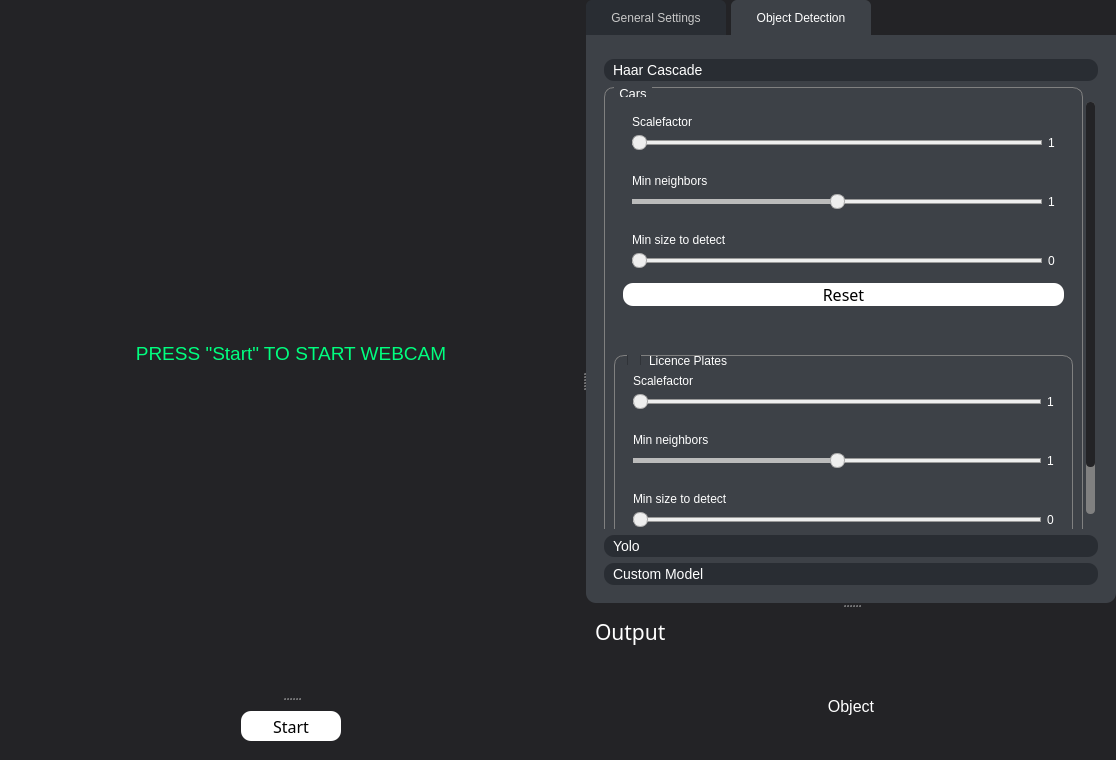
First picture: the form in GUI/ui_mainPage.ui, repository Tobias-Mauritzon/DAT067, before the edit.
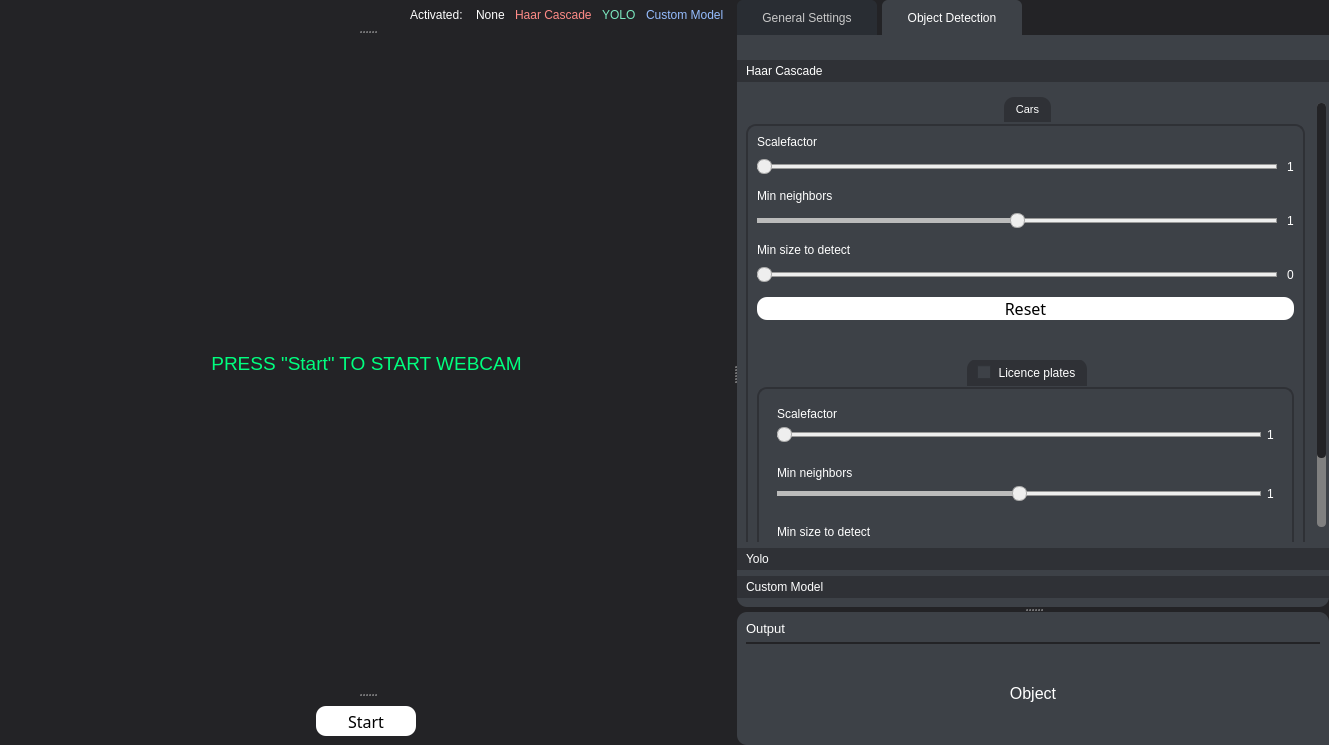
Second picture: the form after the edit. The open tabs and pages were chosen to show the change.

```diff
--- a/GUI/ui_mainPage.ui
+++ b/GUI/ui_mainPage.ui
@@ -6,8 +6,8 @@
    <rect>
     <x>0</x>
     <y>0</y>
-    <width>1116</width>
-    <height>760</height>
+    <width>1329</width>
+    <height>745</height>
    </rect>
   </property>
   <property name="windowTitle">
@@ -35,7 +35,10 @@
 	background-color: #bcbcbc;
 }</string>
   </property>
-  <layout class="QGridLayout" name="gridLayout">
+  <layout class="QHBoxLayout" name="horizontalLayout">
+   <property name="spacing">
+    <number>0</number>
+   </property>
    <property name="leftMargin">
     <number>0</number>
    </property>
@@ -48,11 +51,8 @@
    <property name="bottomMargin">
     <number>0</number>
    </property>
-   <item row="0" column="0">
+   <item>
     <widget class="QSplitter" name="Splitter_frame">
-     <property name="styleSheet">
-      <string notr="true"/>
-     </property>
      <property name="orientation">
       <enum>Qt::Horizontal</enum>
      </property>
@@ -81,12 +81,146 @@
       <property name="frameShadow">
        <enum>QFrame::Raised</enum>
       </property>
-      <layout class="QVBoxLayout" name="verticalLayout_15">
+      <layout class="QVBoxLayout" name="verticalLayout">
+       <property name="topMargin">
+        <number>0</number>
+       </property>
        <item>
-        <widget class="QSplitter" name="splitter">
+        <widget class="QSplitter" name="Splitter_cameraFrame">
          <property name="orientation">
           <enum>Qt::Vertical</enum>
          </property>
+         <widget class="QFrame" name="frame_3">
+          <property name="sizePolicy">
+           <sizepolicy hsizetype="Preferred" vsizetype="Fixed">
+            <horstretch>0</horstretch>
+            <verstretch>0</verstretch>
+           </sizepolicy>
+          </property>
+          <property name="minimumSize">
+           <size>
+            <width>0</width>
+            <height>30</height>
+           </size>
+          </property>
+          <property name="maximumSize">
+           <size>
+            <width>16777215</width>
+            <height>30</height>
+           </size>
+          </property>
+          <property name="font">
+           <font>
+            <family>Segoe UI</family>
+           </font>
+          </property>
+          <property name="layoutDirection">
+           <enum>Qt::LeftToRight</enum>
+          </property>
+          <property name="styleSheet">
+           <string notr="true"/>
+          </property>
+          <property name="frameShape">
+           <enum>QFrame::StyledPanel</enum>
+          </property>
+          <property name="frameShadow">
+           <enum>QFrame::Raised</enum>
+          </property>
+          <layout class="QHBoxLayout" name="horizontalLayout_3">
+           <property name="spacing">
+            <number>10</number>
+           </property>
+           <property name="leftMargin">
+            <number>0</number>
+           </property>
+           <property name="topMargin">
+            <number>0</number>
+           </property>
+           <property name="rightMargin">
+            <number>0</number>
+           </property>
+           <property name="bottomMargin">
+            <number>0</number>
+           </property>
+           <item>
+            <spacer name="horizontalSpacer">
+             <property name="orientation">
+              <enum>Qt::Horizontal</enum>
+             </property>
+             <property name="sizeHint" stdset="0">
+              <size>
+               <width>40</width>
+               <height>20</height>
+              </size>
+             </property>
+            </spacer>
+           </item>
+           <item>
+            <widget class="QLabel" name="label_4">
+             <property name="font">
+              <font>
+               <family>Segoe UI</family>
+              </font>
+             </property>
+             <property name="text">
+              <string>Activated: </string>
+             </property>
+            </widget>
+           </item>
+           <item>
+            <widget class="QLabel" name="label_active_None">
+             <property name="text">
+              <string>None</string>
+             </property>
+            </widget>
+           </item>
+           <item>
+            <widget class="QLabel" name="label_active_HC">
+             <property name="font">
+              <font>
+               <family>Segoe UI</family>
+              </font>
+             </property>
+             <property name="styleSheet">
+              <string notr="true">color: #FF8B87;</string>
+             </property>
+             <property name="text">
+              <string>Haar Cascade</string>
+             </property>
+            </widget>
+           </item>
+           <item>
+            <widget class="QLabel" name="label_active_YOLO">
+             <property name="font">
+              <font>
+               <family>Segoe UI</family>
+              </font>
+             </property>
+             <property name="styleSheet">
+              <string notr="true">color: #7BE8BF;</string>
+             </property>
+             <property name="text">
+              <string>YOLO</string>
+             </property>
+            </widget>
+           </item>
+           <item>
+            <widget class="QLabel" name="label_active_CM">
+             <property name="font">
+              <font>
+               <family>Segoe UI</family>
+              </font>
+             </property>
+             <property name="styleSheet">
+              <string notr="true">color: #95BDFF;</string>
+             </property>
+             <property name="text">
+              <string>Custom Model</string>
+             </property>
+            </widget>
+           </item>
+          </layout>
+         </widget>
          <widget class="QLabel" name="image_label">
           <property name="enabled">
            <bool>true</bool>
@@ -131,9 +265,9 @@
            <number>0</number>
           </property>
          </widget>
-         <widget class="QFrame" name="frame_8">
+         <widget class="QFrame" name="frame_4">
           <property name="sizePolicy">
-           <sizepolicy hsizetype="Preferred" vsizetype="Preferred">
+           <sizepolicy hsizetype="Minimum" vsizetype="Minimum">
             <horstretch>0</horstretch>
             <verstretch>0</verstretch>
            </sizepolicy>
@@ -141,7 +275,7 @@
           <property name="maximumSize">
            <size>
             <width>16777215</width>
-            <height>50</height>
+            <height>39</height>
            </size>
           </property>
           <property name="frameShape">
@@ -150,8 +284,23 @@
           <property name="frameShadow">
            <enum>QFrame::Raised</enum>
           </property>
-          <layout class="QVBoxLayout" name="verticalLayout">
-           <item alignment="Qt::AlignHCenter">
+          <layout class="QHBoxLayout" name="horizontalLayout_2">
+           <property name="spacing">
+            <number>0</number>
+           </property>
+           <property name="leftMargin">
+            <number>0</number>
+           </property>
+           <property name="topMargin">
+            <number>9</number>
+           </property>
+           <property name="rightMargin">
+            <number>0</number>
+           </property>
+           <property name="bottomMargin">
+            <number>0</number>
+           </property>
+           <item>
             <widget class="QPushButton" name="Button_startCam">
              <property name="sizePolicy">
               <sizepolicy hsizetype="Fixed" vsizetype="Fixed">
@@ -165,6 +314,12 @@
                <height>30</height>
               </size>
              </property>
+             <property name="maximumSize">
+              <size>
+               <width>100</width>
+               <height>30</height>
+              </size>
+             </property>
              <property name="font">
               <font>
                <family>Rockwell</family>
@@ -340,6 +495,12 @@
                <height>0</height>
               </size>
              </property>
+             <property name="font">
+              <font>
+               <family>Segoe UI</family>
+               <pointsize>8</pointsize>
+              </font>
+             </property>
              <property name="autoFillBackground">
               <bool>false</bool>
              </property>
@@ -388,6 +549,9 @@
 	background-color: rgb(61, 65, 71);
 	color: white;
 }
+QFrame{
+	border-radius:10;
+}
 
 /* VERTICAL SCROLLBAR */
 QScrollBar:vertical
@@ -487,17 +651,30 @@
 border-radius: 7px;
 }
 
-QGroupBox {
-    border: 1px solid gray;
-	border-radius:10;
-    margin-top: 0.5em;
-}
-
-QGroupBox::title {
+QLabel{
+	background-color: #2F3136;
 	color: white;
-	subcontrol-origin: margin;
-    left: 10px;
-    padding: -3 3px 0 3px;
+	border-radius:0;
+	padding:5px;
+}
+
+QRadioButton{
+	background-color: transparent;
+}
+
+QGroupBox {
+	border: 1px solid;
+    border-color: transparent;
+	background-color: transparent;
+	border-radius:10;
+	padding-top:15px; 
+	margin-top:-15px
+}
+
+QRadioButton::indicator
+{
+	width : 20px;
+	height : 20px;
 }
 
 QFrame{
@@ -513,7 +690,19 @@
                   <enum>QFrame::Raised</enum>
                  </property>
                  <layout class="QVBoxLayout" name="verticalLayout_3">
+                  <property name="spacing">
+                   <number>6</number>
+                  </property>
                   <property name="leftMargin">
+                   <number>0</number>
+                  </property>
+                  <property name="topMargin">
+                   <number>25</number>
+                  </property>
+                  <property name="rightMargin">
+                   <number>0</number>
+                  </property>
+                  <property name="bottomMargin">
                    <number>9</number>
                   </property>
                   <item>
@@ -559,8 +748,8 @@
                       <rect>
                        <x>0</x>
                        <y>0</y>
-                       <width>538</width>
-                       <height>548</height>
+                       <width>611</width>
+                       <height>526</height>
                       </rect>
                      </property>
                      <property name="sizePolicy">
@@ -573,6 +762,21 @@
                       <string notr="true"/>
                      </property>
                      <layout class="QVBoxLayout" name="verticalLayout_4">
+                      <property name="spacing">
+                       <number>15</number>
+                      </property>
+                      <property name="leftMargin">
+                       <number>0</number>
+                      </property>
+                      <property name="topMargin">
+                       <number>0</number>
+                      </property>
+                      <property name="rightMargin">
+                       <number>0</number>
+                      </property>
+                      <property name="bottomMargin">
+                       <number>0</number>
+                      </property>
                       <item alignment="Qt::AlignTop">
                        <widget class="QFrame" name="frame_2">
                         <property name="minimumSize">
@@ -598,7 +802,7 @@
                         </property>
                         <layout class="QVBoxLayout" name="verticalLayout_5">
                          <property name="spacing">
-                          <number>10</number>
+                          <number>5</number>
                          </property>
                          <property name="leftMargin">
                           <number>0</number>
@@ -613,57 +817,104 @@
                           <number>0</number>
                          </property>
                          <item>
-                          <widget class="QGroupBox" name="groupBox_5">
+                          <widget class="QLabel" name="label">
                            <property name="font">
                             <font>
-                             <pointsize>10</pointsize>
+                             <family>Segoe UI</family>
+                             <pointsize>8</pointsize>
                             </font>
                            </property>
-                           <property name="title">
+                           <property name="styleSheet">
+                            <string notr="true"/>
+                           </property>
+                           <property name="text">
                             <string>Frame Rate</string>
                            </property>
+                          </widget>
+                         </item>
+                         <item>
+                          <widget class="QGroupBox" name="groupBox_5">
+                           <property name="title">
+                            <string/>
+                           </property>
                            <layout class="QVBoxLayout" name="verticalLayout_13">
                             <property name="spacing">
                              <number>15</number>
                             </property>
+                            <property name="leftMargin">
+                             <number>9</number>
+                            </property>
                             <property name="topMargin">
-                             <number>20</number>
+                             <number>9</number>
                             </property>
                             <item>
                              <widget class="QRadioButton" name="radioButton_showFrameRate">
+                              <property name="font">
+                               <font>
+                                <family>Segoe UI</family>
+                                <pointsize>8</pointsize>
+                                <kerning>false</kerning>
+                               </font>
+                              </property>
                               <property name="styleSheet">
                                <string notr="true"/>
                               </property>
                               <property name="text">
                                <string>Show frame rate</string>
                               </property>
+                              <property name="iconSize">
+                               <size>
+                                <width>16</width>
+                                <height>16</height>
+                               </size>
+                              </property>
                              </widget>
                             </item>
                            </layout>
                           </widget>
                          </item>
                          <item>
-                          <widget class="QGroupBox" name="groupBox">
+                          <widget class="QLabel" name="label_3">
                            <property name="font">
                             <font>
-                             <pointsize>10</pointsize>
+                             <family>Segoe UI</family>
+                             <pointsize>8</pointsize>
                             </font>
                            </property>
                            <property name="styleSheet">
                             <string notr="true"/>
                            </property>
-                           <property name="title">
+                           <property name="text">
                             <string>Resolution</string>
                            </property>
+                          </widget>
+                         </item>
+                         <item>
+                          <widget class="QGroupBox" name="groupBox">
+                           <property name="styleSheet">
+                            <string notr="true"/>
+                           </property>
+                           <property name="title">
+                            <string/>
+                           </property>
                            <layout class="QVBoxLayout" name="verticalLayout_11">
                             <property name="spacing">
                              <number>15</number>
                             </property>
+                            <property name="leftMargin">
+                             <number>9</number>
+                            </property>
                             <property name="topMargin">
-                             <number>20</number>
+                             <number>9</number>
                             </property>
                             <item>
                              <widget class="QRadioButton" name="radioButton_res_0">
+                              <property name="font">
+                               <font>
+                                <family>Segoe UI</family>
+                                <pointsize>8</pointsize>
+                               </font>
+                              </property>
                               <property name="styleSheet">
                                <string notr="true"/>
                               </property>
@@ -674,6 +925,12 @@
                             </item>
                             <item>
                              <widget class="QRadioButton" name="radioButton_res_1">
+                              <property name="font">
+                               <font>
+                                <family>Segoe UI</family>
+                                <pointsize>8</pointsize>
+                               </font>
+                              </property>
                               <property name="styleSheet">
                                <string notr="true"/>
                               </property>
@@ -684,6 +941,12 @@
                             </item>
                             <item>
                              <widget class="QRadioButton" name="radioButton_res_2">
+                              <property name="font">
+                               <font>
+                                <family>Segoe UI</family>
+                                <pointsize>8</pointsize>
+                               </font>
+                              </property>
                               <property name="styleSheet">
                                <string notr="true"/>
                               </property>
@@ -697,6 +960,12 @@
                             </item>
                             <item>
                              <widget class="QRadioButton" name="radioButton_res_3">
+                              <property name="font">
+                               <font>
+                                <family>Segoe UI</family>
+                                <pointsize>8</pointsize>
+                               </font>
+                              </property>
                               <property name="styleSheet">
                                <string notr="true"/>
                               </property>
@@ -707,6 +976,12 @@
                             </item>
                             <item>
                              <widget class="QRadioButton" name="radioButton_res_4">
+                              <property name="font">
+                               <font>
+                                <family>Segoe UI</family>
+                                <pointsize>8</pointsize>
+                               </font>
+                              </property>
                               <property name="styleSheet">
                                <string notr="true"/>
                               </property>
@@ -760,6 +1035,7 @@
 	background-color: rgb(61, 65, 71);
 	color: white;
 }
+
 QFrame{
 	border-top-left-radius:0;
 	border-top-right-radius:0;
@@ -819,7 +1095,19 @@
                   <enum>QFrame::Raised</enum>
                  </property>
                  <layout class="QVBoxLayout" name="verticalLayout_17">
+                  <property name="spacing">
+                   <number>0</number>
+                  </property>
                   <property name="leftMargin">
+                   <number>0</number>
+                  </property>
+                  <property name="topMargin">
+                   <number>0</number>
+                  </property>
+                  <property name="rightMargin">
+                   <number>0</number>
+                  </property>
+                  <property name="bottomMargin">
                    <number>9</number>
                   </property>
                   <item>
@@ -865,8 +1153,8 @@
                       <rect>
                        <x>0</x>
                        <y>0</y>
-                       <width>538</width>
-                       <height>548</height>
+                       <width>85</width>
+                       <height>169</height>
                       </rect>
                      </property>
                      <property name="sizePolicy">
@@ -879,6 +1167,21 @@
                       <string notr="true"/>
                      </property>
                      <layout class="QVBoxLayout" name="verticalLayout_18">
+                      <property name="spacing">
+                       <number>25</number>
+                      </property>
+                      <property name="leftMargin">
+                       <number>0</number>
+                      </property>
+                      <property name="topMargin">
+                       <number>0</number>
+                      </property>
+                      <property name="rightMargin">
+                       <number>0</number>
+                      </property>
+                      <property name="bottomMargin">
+                       <number>0</number>
+                      </property>
                       <item alignment="Qt::AlignTop">
                        <widget class="QFrame" name="frame_11">
                         <property name="minimumSize">
@@ -924,18 +1227,18 @@
                       <item>
                        <widget class="QToolBox" name="toolBox">
                         <property name="styleSheet">
-                         <string notr="true">QToolBox::tab{
-	background-color: rgb(41,45,51);
-	border-radius:10px;
-	padding-left:5;
-	font-size: 14px;
-}
-
-*{
+                         <string notr="true">*{
 	background-color: rgb(61, 65, 71);
 	color: white;
 }
 
+QToolBox::tab{
+	background-color: #2F3136;
+	color: white;
+	border-radius:0;
+	padding:5px;
+}
+
 /* VERTICAL SCROLLBAR */
 QScrollBar:vertical
  {
@@ -1035,33 +1338,41 @@
 }
 
 QGroupBox {
-    border: 1px solid gray;
-	border-radius:10;
-    margin-top: 0.5em;
+    border: 2px solid;
+    border-color: #2F3136;
+    margin-top: 27px;
+    border-radius: 10;
 }
 
-QGroupBox::title {
-	color: white;
+QGroupBox:title{
 	subcontrol-origin: margin;
-    left: 10px;
-    padding: -3 3px 0 3px;
+    subcontrol-position: top center;
+	padding: 6 10 6 10;
+    background-color: #2F3136;
+	border-top-left-radius: 10;
+	border-top-right-radius: 10;
+    color: rgb(255, 255, 255);
 }
 
 QFrame{
+	background-color: transparent;
 	border-top-left-radius:0;
 	border-top-right-radius:0;
 }</string>
                         </property>
                         <property name="currentIndex">
-                         <number>2</number>
+                         <number>0</number>
+                        </property>
+                        <property name="tabSpacing">
+                         <number>6</number>
                         </property>
                         <widget class="QWidget" name="page">
                          <property name="geometry">
                           <rect>
                            <x>0</x>
                            <y>0</y>
-                           <width>505</width>
-                           <height>534</height>
+                           <width>178</width>
+                           <height>543</height>
                           </rect>
                          </property>
                          <attribute name="label">
@@ -1072,16 +1383,16 @@
                            <number>10</number>
                           </property>
                           <property name="leftMargin">
-                           <number>0</number>
+                           <number>9</number>
                           </property>
                           <property name="topMargin">
-                           <number>0</number>
+                           <number>9</number>
                           </property>
                           <property name="rightMargin">
-                           <number>0</number>
+                           <number>9</number>
                           </property>
                           <property name="bottomMargin">
-                           <number>0</number>
+                           <number>9</number>
                           </property>
                           <item alignment="Qt::AlignTop">
                            <widget class="QGroupBox" name="groupBox_HC_Cars">
@@ -1090,7 +1401,7 @@
                             </property>
                             <property name="font">
                              <font>
-                              <pointsize>10</pointsize>
+                              <pointsize>8</pointsize>
                              </font>
                             </property>
                             <property name="layoutDirection">
@@ -1103,6 +1414,15 @@
                              <property name="spacing">
                               <number>40</number>
                              </property>
+                             <property name="leftMargin">
+                              <number>9</number>
+                             </property>
+                             <property name="topMargin">
+                              <number>9</number>
+                             </property>
+                             <property name="rightMargin">
+                              <number>9</number>
+                             </property>
                              <property name="bottomMargin">
                               <number>9</number>
                              </property>
@@ -1122,7 +1442,19 @@
                                </property>
                                <layout class="QVBoxLayout" name="verticalLayout_22">
                                 <property name="spacing">
-                                 <number>6</number>
+                                 <number>15</number>
+                                </property>
+                                <property name="leftMargin">
+                                 <number>0</number>
+                                </property>
+                                <property name="topMargin">
+                                 <number>0</number>
+                                </property>
+                                <property name="rightMargin">
+                                 <number>0</number>
+                                </property>
+                                <property name="bottomMargin">
+                                 <number>0</number>
                                 </property>
                                 <item>
                                  <widget class="QFrame" name="frame_14">
@@ -1136,6 +1468,24 @@
                                    <enum>QFrame::Raised</enum>
                                   </property>
                                   <layout class="QFormLayout" name="formLayout_8">
+                                   <property name="horizontalSpacing">
+                                    <number>10</number>
+                                   </property>
+                                   <property name="verticalSpacing">
+                                    <number>10</number>
+                                   </property>
+                                   <property name="leftMargin">
+                                    <number>0</number>
+                                   </property>
+                                   <property name="topMargin">
+                                    <number>0</number>
+                                   </property>
+                                   <property name="rightMargin">
+                                    <number>0</number>
+                                   </property>
+                                   <property name="bottomMargin">
+                                    <number>0</number>
+                                   </property>
                                    <item row="2" column="1">
                                     <widget class="QSlider" name="horizontalSlider_HC_Cars_ScaleFactor">
                                      <property name="layoutDirection">
@@ -1202,6 +1552,24 @@
                                    <enum>QFrame::Raised</enum>
                                   </property>
                                   <layout class="QFormLayout" name="formLayout_9">
+                                   <property name="horizontalSpacing">
+                                    <number>10</number>
+                                   </property>
+                                   <property name="verticalSpacing">
+                                    <number>10</number>
+                                   </property>
+                                   <property name="leftMargin">
+                                    <number>0</number>
+                                   </property>
+                                   <property name="topMargin">
+                                    <number>0</number>
+                                   </property>
+                                   <property name="rightMargin">
+                                    <number>0</number>
+                                   </property>
+                                   <property name="bottomMargin">
+                                    <number>0</number>
+                                   </property>
                                    <item row="0" column="1">
                                     <widget class="QLabel" name="label_11">
                                      <property name="styleSheet">
@@ -1259,6 +1627,24 @@
                                    <enum>QFrame::Raised</enum>
                                   </property>
                                   <layout class="QFormLayout" name="formLayout_10">
+                                   <property name="horizontalSpacing">
+                                    <number>10</number>
+                                   </property>
+                                   <property name="verticalSpacing">
+                                    <number>10</number>
+                                   </property>
+                                   <property name="leftMargin">
+                                    <number>0</number>
+                                   </property>
+                                   <property name="topMargin">
+                                    <number>0</number>
+                                   </property>
+                                   <property name="rightMargin">
+                                    <number>0</number>
+                                   </property>
+                                   <property name="bottomMargin">
+                                    <number>0</number>
+                                   </property>
                                    <item row="1" column="1">
                                     <widget class="QSlider" name="horizontalSlider_HC_Cars_MinSize">
                                      <property name="layoutDirection">
@@ -1345,7 +1731,7 @@
                              <item>
                               <widget class="QGroupBox" name="groupBox_HC_LicencePlates">
                                <property name="title">
-                                <string>Licence Plates</string>
+                                <string>Licence plates</string>
                                </property>
                                <property name="checkable">
                                 <bool>true</bool>
@@ -1595,8 +1981,8 @@
                           <rect>
                            <x>0</x>
                            <y>0</y>
-                           <width>520</width>
-                           <height>440</height>
+                           <width>100</width>
+                           <height>30</height>
                           </rect>
                          </property>
                          <attribute name="label">
@@ -1621,7 +2007,9 @@
          <widget class="QFrame" name="outputFrame">
           <property name="styleSheet">
            <string notr="true">background-color: rgb(61, 65, 71);
-border-radius: 10;\n\n</string>
+border-top-left-radius: 10;
+border-top-right-radius: 10;
+border-bottom-left-radius: 10;</string>
           </property>
           <property name="frameShape">
            <enum>QFrame::StyledPanel</enum>
@@ -1643,8 +2031,8 @@
              </property>
              <property name="font">
               <font>
-               <family>Rockwell</family>
-               <pointsize>16</pointsize>
+               <family>Segoe UI</family>
+               <pointsize>10</pointsize>
               </font>
              </property>
              <property name="styleSheet">
```
